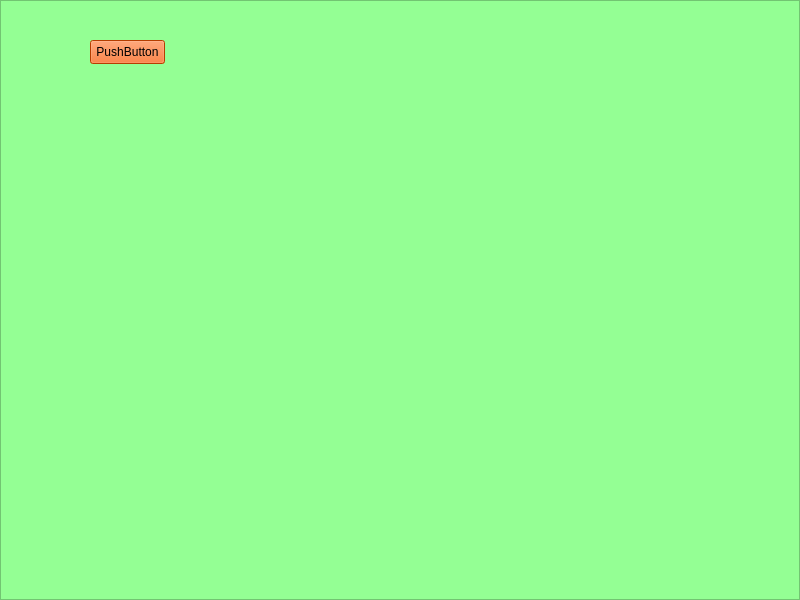
Above: tela.ui from andrade33/toggle before the change. Below: the same form after it.
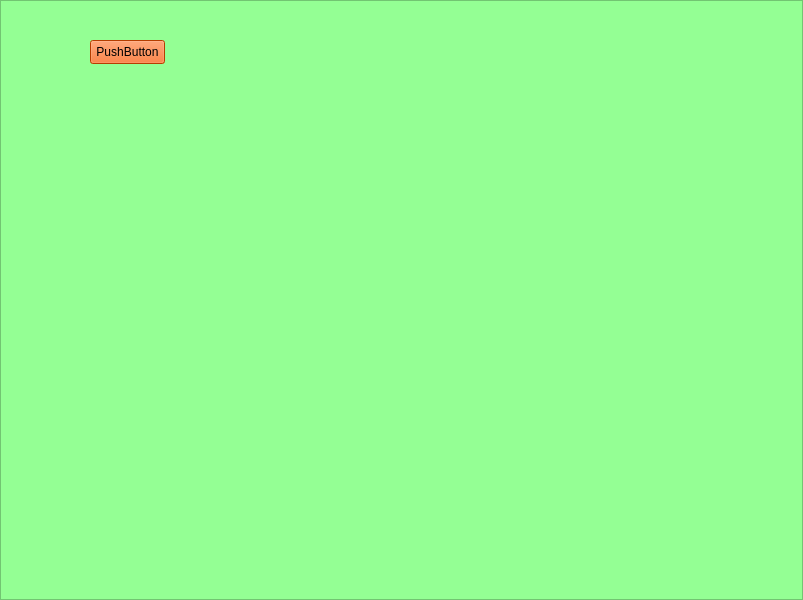
That is the form after the change.

```diff
--- a/tela.ui
+++ b/tela.ui
@@ -6,7 +6,7 @@
    <rect>
     <x>0</x>
     <y>0</y>
-    <width>800</width>
+    <width>803</width>
     <height>600</height>
    </rect>
   </property>
```
Left out of the diff: 42 changed lines with no effect on the pictures.
